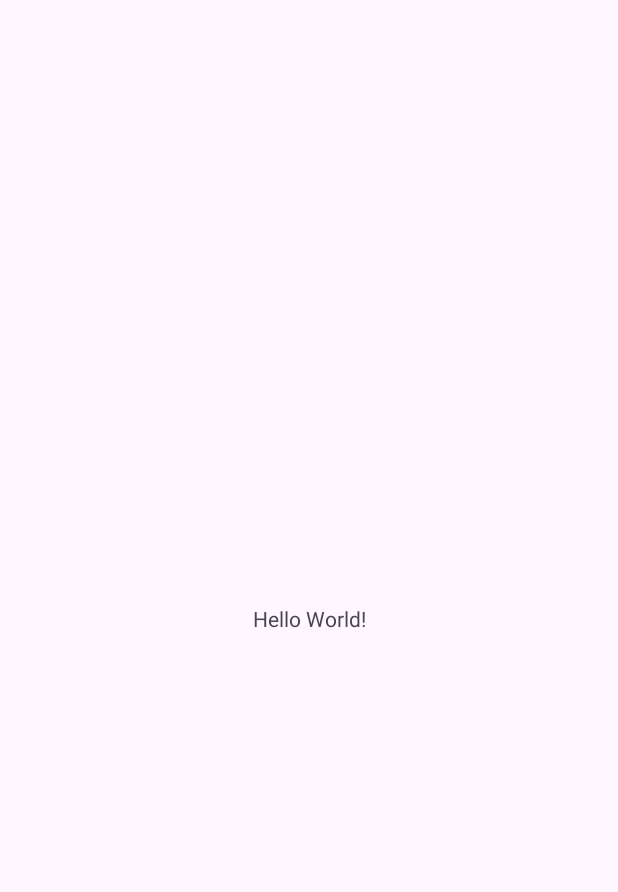
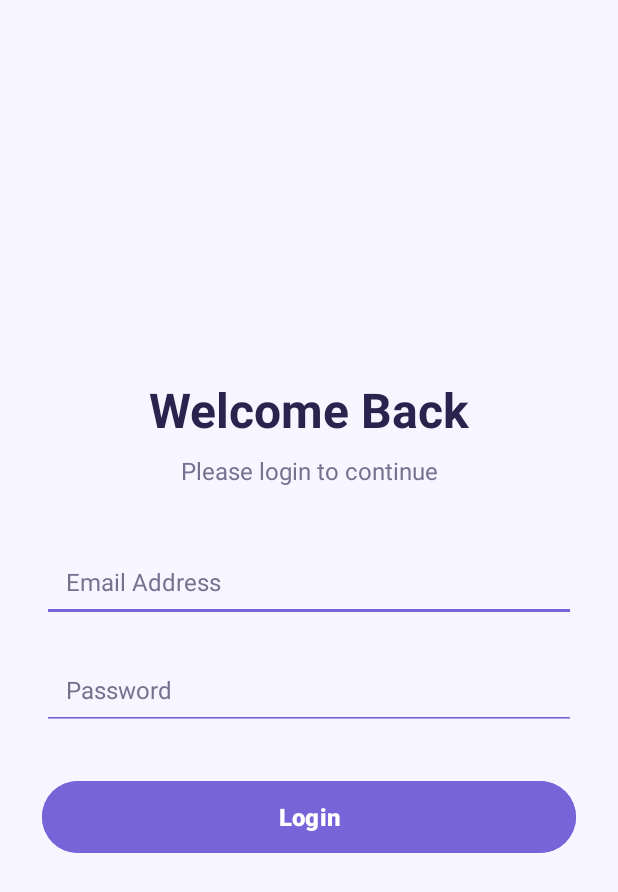
Before and after one commit to ahmedfarani/Mid_Exam_Ahmed_AlFarani_Android, an Android app: the screen it shows after launch (MainActivity), on a phone screen of 412 x 824 dp. Before the commit the part shown is almost empty. Shown: the top 892 px of the screen. Run offline under Robolectric (Android 15) with nearby library versions, the phone set to English and light mode, and no system bars.

Commit message:
feat: ahmed mohammed al-farani mid term 1320236338

```diff
--- a/app/build.gradle.kts
+++ b/app/build.gradle.kts
@@ -30,6 +30,10 @@ android {
         sourceCompatibility = JavaVersion.VERSION_11
         targetCompatibility = JavaVersion.VERSION_11
     }
+
+    buildFeatures {
+        viewBinding = true
+    }
 }
 
 dependencies {
--- a/app/src/main/java/com/example/mid_exam_ahmed_al_farani/MainActivity.java
+++ b/app/src/main/java/com/example/mid_exam_ahmed_al_farani/MainActivity.java
@@ -1,24 +1,98 @@
 package com.example.mid_exam_ahmed_al_farani;
 
+import android.content.Intent;
 import android.os.Bundle;
+import android.text.Editable;
+import android.text.TextWatcher;
+import android.util.Patterns;
+import android.widget.Button;
+import android.widget.EditText;
 
-import androidx.activity.EdgeToEdge;
+import androidx.activity.OnBackPressedCallback;
 import androidx.appcompat.app.AppCompatActivity;
-import androidx.core.graphics.Insets;
-import androidx.core.view.ViewCompat;
-import androidx.core.view.WindowInsetsCompat;
+
+import com.google.android.material.snackbar.Snackbar;
 
 public class MainActivity extends AppCompatActivity {
+
+    private EditText etEmail, etPassword;
+    private Button btnLogin;
+
+    private boolean backPressedOnce = false;
+    private Snackbar exitSnackbar;
 
     @Override
     protected void onCreate(Bundle savedInstanceState) {
         super.onCreate(savedInstanceState);
-        EdgeToEdge.enable(this);
         setContentView(R.layout.activity_main);
-        ViewCompat.setOnApplyWindowInsetsListener(findViewById(R.id.main), (v, insets) -> {
-            Insets systemBars = insets.getInsets(WindowInsetsCompat.Type.systemBars());
-            v.setPadding(systemBars.left, systemBars.top, systemBars.right, systemBars.bottom);
-            return insets;
+
+        etEmail = findViewById(R.id.etEmail);
+        etPassword = findViewById(R.id.etPassword);
+        btnLogin = findViewById(R.id.btnLogin);
+
+        TextWatcher textWatcher = new TextWatcher() {
+            @Override
+            public void beforeTextChanged(CharSequence s, int start, int count, int after) { }
+            @Override
+            public void onTextChanged(CharSequence s, int start, int before, int count) {
+                validateInputs();
+            }
+            @Override
+            public void afterTextChanged(Editable s) { }
+        };
+
+        etEmail.addTextChangedListener(textWatcher);
+        etPassword.addTextChangedListener(textWatcher);
+
+        btnLogin.setOnClickListener(v -> {
+            Intent intent = new Intent(MainActivity.this, ModeActivity.class);
+            startActivity(intent);
         });
+
+        getOnBackPressedDispatcher().addCallback(this,
+                new OnBackPressedCallback(true) {
+                    @Override
+                    public void handleOnBackPressed() {
+
+                        if (backPressedOnce) {
+                            if (exitSnackbar != null) {
+                                exitSnackbar.dismiss();
+                            }
+
+                            finishAffinity();
+                        } else {
+                            backPressedOnce = true;
+
+                            exitSnackbar = Snackbar.make(
+                                    findViewById(R.id.main),
+                                    "Press back again to exit",
+                                    Snackbar.LENGTH_INDEFINITE
+                            );
+
+                            exitSnackbar.addCallback(new Snackbar.Callback() {
+                                @Override
+                                public void onDismissed(
+                                        Snackbar snackbar, int event) {
+                                    backPressedOnce = false;
+                                }
+                            });
+
+                            exitSnackbar.show();
+                        }
+                    }
+                });
+    }
+
+    private void validateInputs() {
+
+        String email = etEmail.getText().toString().trim();
+        String password = etPassword.getText().toString();
+
+        boolean validEmail =
+                Patterns.EMAIL_ADDRESS.matcher(email).matches();
+
+        boolean validPassword = password.length() >= 6;
+
+        btnLogin.setEnabled(validEmail && validPassword);
     }
 }
--- a/app/src/main/res/layout/activity_main.xml
+++ b/app/src/main/res/layout/activity_main.xml
@@ -1,19 +1,71 @@
 <?xml version="1.0" encoding="utf-8"?>
-<androidx.constraintlayout.widget.ConstraintLayout xmlns:android="http://schemas.android.com/apk/res/android"
-    xmlns:app="http://schemas.android.com/apk/res-auto"
-    xmlns:tools="http://schemas.android.com/tools"
+<LinearLayout xmlns:android="http://schemas.android.com/apk/res/android"
     android:id="@+id/main"
     android:layout_width="match_parent"
     android:layout_height="match_parent"
-    tools:context=".MainActivity">
+    android:orientation="vertical"
+    android:gravity="center_vertical"
+    android:padding="28dp"
+    android:background="@color/screen_background">
 
     <TextView
-        android:layout_width="wrap_content"
+        android:layout_width="match_parent"
         android:layout_height="wrap_content"
-        android:text="Hello World!"
-        app:layout_constraintBottom_toBottomOf="parent"
-        app:layout_constraintEnd_toEndOf="parent"
-        app:layout_constraintStart_toStartOf="parent"
-        app:layout_constraintTop_toTopOf="parent" />
+        android:text="@string/welcome_back"
+        android:textSize="32sp"
+        android:textStyle="bold"
+        android:textColor="@color/text_color"
+        android:gravity="center"
+        android:layout_marginBottom="8dp" />
 
-</androidx.constraintlayout.widget.ConstraintLayout>
+    <TextView
+        android:layout_width="match_parent"
+        android:layout_height="wrap_content"
+        android:text="@string/please_login_to_continue"
+        android:textSize="16sp"
+        android:textColor="@color/hint_color"
+        android:gravity="center"
+        android:layout_marginBottom="36dp" />
+
+    <EditText
+        android:id="@+id/etEmail"
+        android:layout_width="match_parent"
+        android:layout_height="wrap_content"
+        android:hint="@string/email_address"
+        android:inputType="textEmailAddress"
+        android:autofillHints="emailAddress"
+        android:singleLine="true"
+        android:textSize="16sp"
+        android:textColor="@color/text_color"
+        android:textColorHint="@color/hint_color"
+        android:padding="16dp"
+        android:backgroundTint="@color/primary_color" />
+
+    <EditText
+        android:id="@+id/etPassword"
+        android:layout_width="match_parent"
+        android:layout_height="wrap_content"
+        android:hint="@string/password"
+        android:inputType="textPassword"
+        android:autofillHints="password"
+        android:singleLine="true"
+        android:textSize="16sp"
+        android:textColor="@color/text_color"
+        android:textColorHint="@color/hint_color"
+        android:padding="16dp"
+        android:layout_marginTop="18dp"
+        android:backgroundTint="@color/primary_color" />
+
+    <Button
+        android:id="@+id/btnLogin"
+        android:layout_width="match_parent"
+        android:layout_height="56dp"
+        android:text="@string/login"
+        android:textSize="16sp"
+        android:textStyle="bold"
+        android:textColor="@color/button_text_color"
+        android:backgroundTint="@color/primary_color"
+        android:enabled="false"
+        android:layout_marginTop="30dp" />
+
+</LinearLayout>
--- /dev/null
+++ b/app/src/main/res/values-night/colors.xml
@@ -0,0 +1,17 @@
+<?xml version="1.0" encoding="utf-8"?>
+<resources>
+    <color name="screen_background">#17152A</color>
+    <color name="text_color">#F5F1FF</color>
+    <color name="hint_color">#B6B0D0</color>
+
+    <color name="primary_color">#A99AFB</color>
+    <color name="button_text_color">#211B3D</color>
+
+    <color name="input_background">#302C49</color>
+    <color name="surface_color">#22203A</color>
+    <color name="toolbar_background">#211D3B</color>
+    <color name="toolbar_text">#F5F1FF</color>
+
+    <color name="tab_unselected_color">#B6B0D0</color>
+    <color name="ripple_color">#3B345B</color>
+</resources>
--- a/app/src/main/res/values-night/themes.xml
+++ b/app/src/main/res/values-night/themes.xml
@@ -1,7 +1,14 @@
-<resources xmlns:tools="http://schemas.android.com/tools">
-    <!-- Base application theme. -->
-    <style name="Base.Theme.Mid_Exam_Ahmed_AlFarani" parent="Theme.Material3.DayNight.NoActionBar">
-        <!-- Customize your dark theme here. -->
-        <!-- <item name="colorPrimary">@color/my_dark_primary</item> -->
+<resources>
+    <style name="Base.Theme.Mid_Exam_Ahmed_AlFarani"
+        parent="Theme.Material3.DayNight.NoActionBar">
+
+        <item name="colorPrimary">@color/primary_color</item>
+        <item name="colorOnPrimary">@color/button_text_color</item>
+        <item name="colorSecondary">@color/primary_color</item>
+        <item name="colorOnSecondary">@color/button_text_color</item>
+
+        <item name="android:statusBarColor">@color/toolbar_background</item>
+        <item name="android:navigationBarColor">@color/screen_background</item>
     </style>
+
 </resources>
--- a/app/src/main/res/values/colors.xml
+++ b/app/src/main/res/values/colors.xml
@@ -1,5 +1,17 @@
 <?xml version="1.0" encoding="utf-8"?>
 <resources>
-    <color name="black">#FF000000</color>
-    <color name="white">#FFFFFFFF</color>
+    <color name="screen_background">#F7F5FF</color>
+    <color name="text_color">#29234D</color>
+    <color name="hint_color">#77718F</color>
+
+    <color name="primary_color">#7664D8</color>
+    <color name="button_text_color">#FFFFFF</color>
+
+    <color name="input_background">#F0EDFA</color>
+    <color name="surface_color">#FFFFFF</color>
+    <color name="toolbar_background">#30265F</color>
+    <color name="toolbar_text">#FFFFFF</color>
+
+    <color name="tab_unselected_color">#8B85A6</color>
+    <color name="ripple_color">#E7E2FF</color>
 </resources>
--- a/app/src/main/res/values/strings.xml
+++ b/app/src/main/res/values/strings.xml
@@ -1,3 +1,18 @@
 <resources>
     <string name="app_name">Mid_Exam_Ahmed_Al-Farani</string>
+    <string name="welcome_back">Welcome Back</string>
+    <string name="email">Email</string>
+    <string name="password">Password</string>
+    <string name="login">Login</string>
+    <!-- TODO: Remove or change this placeholder text -->
+    <string name="hello_blank_fragment">Hello blank fragment</string>
+    <string name="set_mode">Set Mode</string>
+    <string name="please_login_to_continue">Please login to continue</string>
+    <string name="email_address">Email Address</string>
+    <string name="first_fragment">First Fragment</string>
+    <string name="second_fragment">Second Fragment</string>
+    <string name="third_fragment">Third Fragment</string>
+    <string name="light">Light</string>
+    <string name="night">Night</string>
+    <string name="system">System</string>
 </resources>
--- a/app/src/main/res/values/themes.xml
+++ b/app/src/main/res/values/themes.xml
@@ -1,9 +1,16 @@
-<resources xmlns:tools="http://schemas.android.com/tools">
-    <!-- Base application theme. -->
-    <style name="Base.Theme.Mid_Exam_Ahmed_AlFarani" parent="Theme.Material3.DayNight.NoActionBar">
-        <!-- Customize your light theme here. -->
-        <!-- <item name="colorPrimary">@color/my_light_primary</item> -->
+<resources>
+    <style name="Base.Theme.Mid_Exam_Ahmed_AlFarani"
+        parent="Theme.Material3.DayNight.NoActionBar">
+
+        <item name="colorPrimary">@color/primary_color</item>
+        <item name="colorOnPrimary">@color/button_text_color</item>
+        <item name="colorSecondary">@color/primary_color</item>
+        <item name="colorOnSecondary">@color/button_text_color</item>
+
+        <item name="android:statusBarColor">@color/toolbar_background</item>
+        <item name="android:navigationBarColor">@color/screen_background</item>
     </style>
 
-    <style name="Theme.Mid_Exam_Ahmed_AlFarani" parent="Base.Theme.Mid_Exam_Ahmed_AlFarani" />
+    <style name="Theme.Mid_Exam_Ahmed_AlFarani"
+        parent="Base.Theme.Mid_Exam_Ahmed_AlFarani" />
 </resources>
```
Also changed, not shown: app/src/main/AndroidManifest.xml (+9 -2 lines), app/src/main/java/com/example/mid_exam_ahmed_al_farani/FirstFragment.java (added, +29 -0 lines), app/src/main/java/com/example/mid_exam_ahmed_al_farani/ModeActivity.java (added, +120 -0 lines), app/src/main/java/com/example/mid_exam_ahmed_al_farani/SecondFragment.java (added, +29 -0 lines), app/src/main/java/com/example/mid_exam_ahmed_al_farani/ThirdFragment.java (added, +29 -0 lines), app/src/main/java/com/example/mid_exam_ahmed_al_farani/ViewPagerAdapter.java (added, +35 -0 lines), app/src/main/res/layout/activity_mode.xml (added, +59 -0 lines), app/src/main/res/layout/fragment_first.xml (added, +16 -0 lines), app/src/main/res/layout/fragment_second.xml (added, +16 -0 lines), app/src/main/res/layout/fragment_third.xml (added, +16 -0 lines), app/src/main/res/menu/mode_menu.xml (added, +16 -0 lines).
